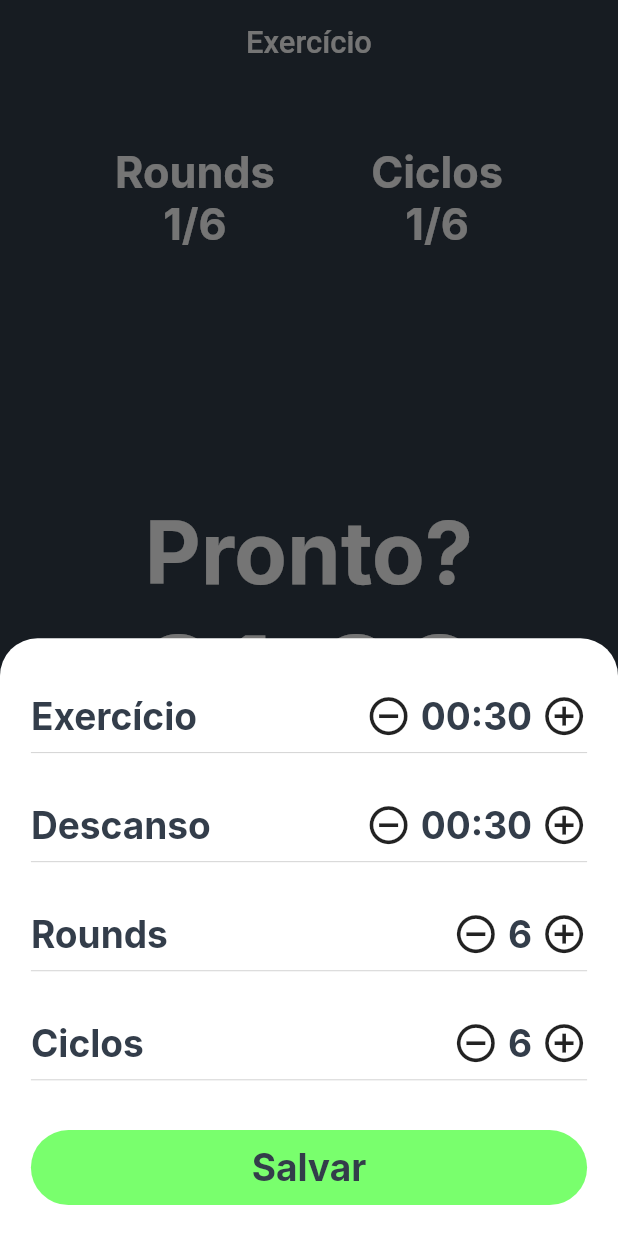
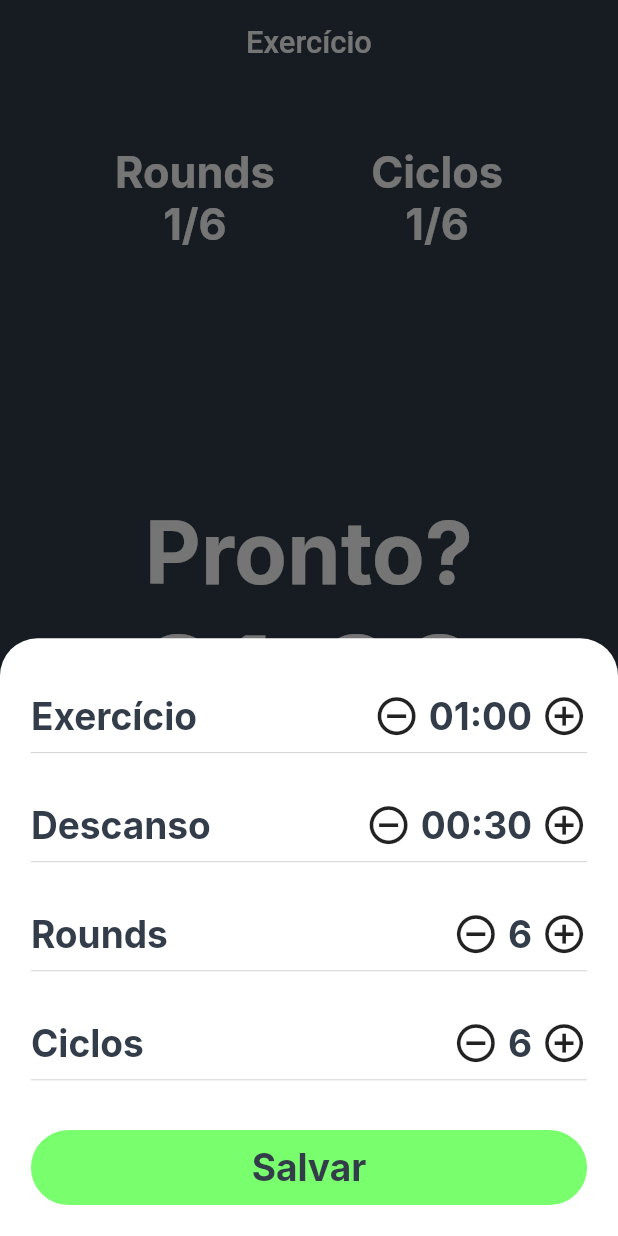
Before and after one commit to barreto0/meu_hiit, a Flutter app: the screen it shows after launch, after a tap on "Configurar exercício", on a phone screen of 412 x 824 dp. Run offline on Flutter 3.47's test engine with Material 2 defaults, Android fonts, the phone set to English and light mode, and no system bars; our stand-ins replace flutter_mobx, flutter_modular, google_fonts, mobx; generated files the repository leaves out were written again.

Commit message:
feat: configure exercise timer

```diff
--- a/lib/app/modules/home/home_page_view.dart
+++ b/lib/app/modules/home/home_page_view.dart
@@ -3,10 +3,8 @@ import 'package:flutter_mobx/flutter_mobx.dart';
 import 'package:meu_hiit/app/modules/commom_widgets/meu_hiit_appbar.dart';
 import 'package:meu_hiit/app/modules/helpers/color_helper.dart';
 import 'package:meu_hiit/app/modules/helpers/screen_helper.dart';
-import 'package:meu_hiit/app/modules/home/widgets/configure_exercise/configure_exercise.dart';
 import 'package:meu_hiit/app/modules/home/widgets/exercise_clock.dart';
 import 'package:meu_hiit/app/modules/home/widgets/round_cycle_counter.dart';
-import 'package:meu_hiit/app/modules/commom_widgets/meu_hiit_button.dart';
 import 'home_page_view_model.dart';
 
 class HomePageView extends HomePageViewModel {
--- a/lib/app/modules/home/home_page_view_model.dart
+++ b/lib/app/modules/home/home_page_view_model.dart
@@ -14,7 +14,7 @@ abstract class HomePageViewModel extends State<HomePage> {
     if (homeStore.exerciseStarted || homeStore.exercisePaused) {
       return Container();
     }
-    return const ConfigureExercise();
+    return ConfigureExercise();
   }
 
   Widget getExerciseButton() {
--- a/lib/app/modules/home/widgets/configure_exercise/configure_exercise.dart
+++ b/lib/app/modules/home/widgets/configure_exercise/configure_exercise.dart
@@ -1,12 +1,17 @@
 import 'package:flutter/material.dart';
+import 'package:flutter_mobx/flutter_mobx.dart';
+import 'package:flutter_modular/flutter_modular.dart';
 import 'package:meu_hiit/app/modules/commom_widgets/meu_hiit_bottom_sheet.dart';
 import 'package:meu_hiit/app/modules/commom_widgets/meu_hiit_button.dart';
 import 'package:meu_hiit/app/modules/helpers/screen_helper.dart';
 import 'package:meu_hiit/app/modules/helpers/text_style_helper.dart';
 import 'package:meu_hiit/app/modules/home/widgets/configure_exercise/configure_exercise_item.dart';
 
+import '../../home_store.dart';
+
 class ConfigureExercise extends StatelessWidget {
-  const ConfigureExercise({Key? key}) : super(key: key);
+  ConfigureExercise({Key? key}) : super(key: key);
+  HomeStore homeStore = Modular.get<HomeStore>();
 
   @override
   Widget build(BuildContext context) {
@@ -18,23 +23,34 @@ class ConfigureExercise extends StatelessWidget {
               padding: EdgeInsets.all(
                 ScreenHelper.screenHeightPercentage(context, 2.5),
               ),
-            child: Column(
+              child: Observer(builder: (builder) {
+                return Column(
                   mainAxisSize: MainAxisSize.min,
                   children: [
                     ConfigureExerciseItem(
                         label: 'Exercício',
-                    count: '00:30',
-                    add: () {},
-                    subtract: () {}),
+                        count: homeStore.formatExerciseTimer(),
+                        add: () {
+                          homeStore.increaseExerciseTimer();
+                        },
+                        subtract: () {
+                          homeStore.decreaseExerciseTimer();
+                        }),
                     ConfigureExerciseItem(
                         label: 'Descanso',
                         count: '00:30',
                         add: () {},
                         subtract: () {}),
                     ConfigureExerciseItem(
-                    label: 'Rounds', count: '6', add: () {}, subtract: () {}),
+                        label: 'Rounds',
+                        count: '6',
+                        add: () {},
+                        subtract: () {}),
                     ConfigureExerciseItem(
-                    label: 'Ciclos', count: '6', add: () {}, subtract: () {}),
+                        label: 'Ciclos',
+                        count: '6',
+                        add: () {},
+                        subtract: () {}),
                     SizedBox(
                       height: ScreenHelper.screenHeightPercentage(context, 2),
                     ),
@@ -45,8 +61,8 @@ class ConfigureExercise extends StatelessWidget {
                       color: '#79FF6D',
                     )
                   ],
-            ),
-          ),
+                );
+              })),
         );
       },
       child: Text(
--- a/lib/app/modules/home/widgets/configure_exercise/configure_exercise_item.dart
+++ b/lib/app/modules/home/widgets/configure_exercise/configure_exercise_item.dart
@@ -1,5 +1,4 @@
 import 'package:flutter/material.dart';
-import 'package:meu_hiit/app/modules/helpers/color_helper.dart';
 
 import '../../../helpers/screen_helper.dart';
 import '../../../helpers/text_style_helper.dart';
--- a/lib/app/modules/home/widgets/exercise_clock.dart
+++ b/lib/app/modules/home/widgets/exercise_clock.dart
@@ -3,7 +3,6 @@ import 'package:flutter_mobx/flutter_mobx.dart';
 import 'package:flutter_modular/flutter_modular.dart';
 import 'package:meu_hiit/app/modules/helpers/text_style_helper.dart';
 import 'package:meu_hiit/app/modules/home/home_store.dart';
-import 'package:mobx/mobx.dart';
 
 class ExerciseClock extends StatefulWidget {
   const ExerciseClock({Key? key}) : super(key: key);
```
Also changed, not shown: lib/app/modules/home/home_store.dart (+10 -0 lines), lib/app/modules/home/home_store.g.dart. Lines whose indentation alone changed are shown as unchanged.
